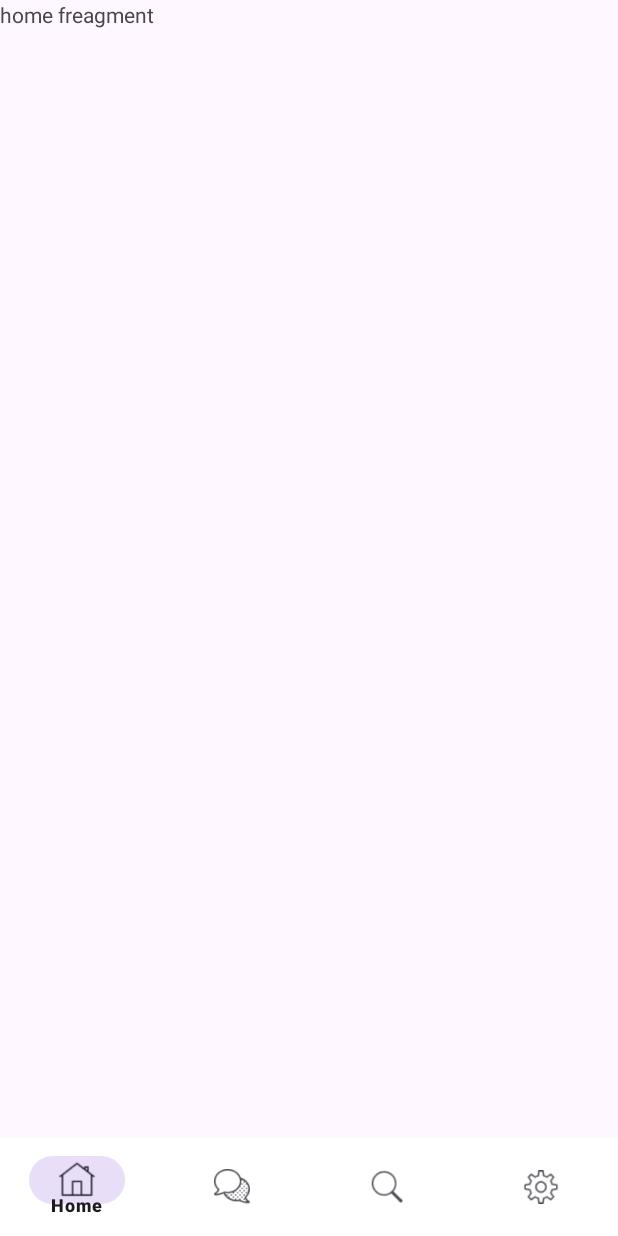
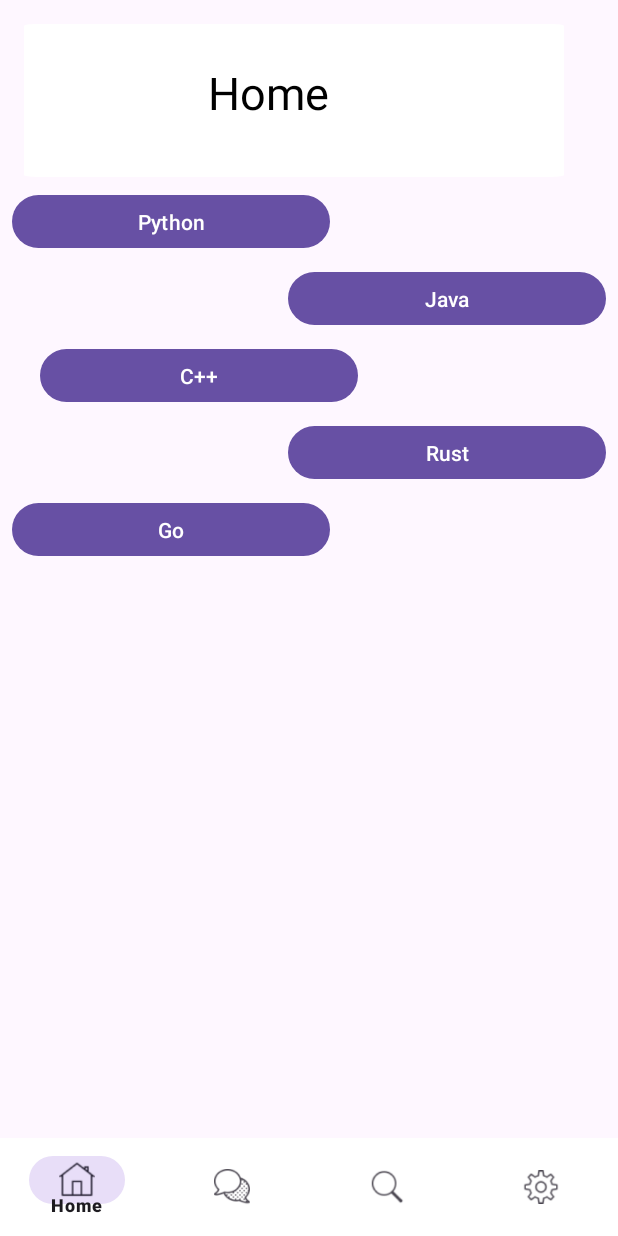
Before and after one commit to lukiod/pydroid, an Android app: the fragment home placed in its activity, on a phone screen of 412 x 824 dp. Run offline under Robolectric (Android 15) with nearby library versions, the phone set to English and light mode, and no system bars; our stand-ins replace Firebase (no records; nobody signed in at launch, a user with empty details on screens opened directly).

Commit message:
home basic done

```diff
--- a/app/src/main/res/layout/fragment_home.xml
+++ b/app/src/main/res/layout/fragment_home.xml
@@ -1,13 +1,91 @@
 <?xml version="1.0" encoding="utf-8"?>
-<FrameLayout xmlns:android="http://schemas.android.com/apk/res/android"
+<androidx.constraintlayout.widget.ConstraintLayout xmlns:android="http://schemas.android.com/apk/res/android"
+    xmlns:app="http://schemas.android.com/apk/res-auto"
     xmlns:tools="http://schemas.android.com/tools"
     android:layout_width="match_parent"
     android:layout_height="match_parent">
 
-    <!-- TODO: Update blank fragment layout -->
+    <View
+        android:id="@+id/rectangle_6"
+        android:layout_width="360dp"
+        android:layout_height="102dp"
+        android:layout_marginStart="16dp"
+        android:layout_marginTop="16dp"
+        android:background="@drawable/rectangle_6"
+        app:layout_constraintStart_toStartOf="parent"
+        app:layout_constraintTop_toTopOf="parent" />
+
     <TextView
-        android:layout_width="match_parent"
-        android:layout_height="match_parent"
-        android:text="home freagment" />
+        android:id="@+id/seting"
+        android:layout_width="115dp"
+        android:layout_height="51dp"
+        android:gravity="top"
+        android:text="Home"
+        android:textAppearance="@style/chat"
+        android:textSize="30dp"
+        app:layout_constraintBottom_toBottomOf="@+id/rectangle_6"
+        app:layout_constraintEnd_toEndOf="@+id/rectangle_6"
+        app:layout_constraintStart_toStartOf="@+id/rectangle_6"
+        app:layout_constraintTop_toTopOf="@+id/rectangle_6" />
 
-</FrameLayout>
+    <Button
+        android:id="@+id/python"
+        android:layout_width="212dp"
+        android:layout_height="43dp"
+        android:layout_margin="8dp"
+        android:layout_marginTop="4dp"
+        android:text="Python"
+        app:layout_constraintEnd_toEndOf="parent"
+        app:layout_constraintHorizontal_bias="0.0"
+        app:layout_constraintStart_toStartOf="parent"
+        app:layout_constraintTop_toBottomOf="@+id/rectangle_6" />
+
+    <Button
+        android:id="@+id/java"
+        android:layout_width="212dp"
+        android:layout_height="43dp"
+        android:layout_margin="8dp"
+        android:layout_marginTop="88dp"
+        android:text="Java"
+        app:layout_constraintEnd_toEndOf="parent"
+        app:layout_constraintHorizontal_bias="1.0"
+        app:layout_constraintStart_toStartOf="parent"
+        app:layout_constraintTop_toBottomOf="@+id/python" />
+
+    <Button
+        android:id="@+id/cq"
+        android:layout_width="212dp"
+        android:layout_height="43dp"
+        android:layout_margin="8dp"
+        android:layout_marginTop="4dp"
+        android:text="C++"
+        app:layout_constraintEnd_toEndOf="parent"
+        app:layout_constraintHorizontal_bias="0.102"
+        app:layout_constraintStart_toStartOf="parent"
+        app:layout_constraintTop_toBottomOf="@+id/java" />
+
+    <Button
+        android:id="@+id/rust"
+        android:layout_width="212dp"
+        android:layout_height="43dp"
+        android:layout_margin="8dp"
+        android:layout_marginTop="100dp"
+        android:text="Rust"
+        app:layout_constraintEnd_toEndOf="parent"
+        app:layout_constraintHorizontal_bias="1.0"
+        app:layout_constraintStart_toStartOf="parent"
+        app:layout_constraintTop_toBottomOf="@+id/cq" />
+
+    <Button
+        android:id="@+id/goo"
+        android:layout_width="212dp"
+        android:layout_height="43dp"
+        android:layout_margin="8dp"
+        android:layout_marginTop="284dp"
+        android:text="Go"
+        app:layout_constraintEnd_toEndOf="parent"
+        app:layout_constraintHorizontal_bias="0.0"
+        app:layout_constraintStart_toStartOf="parent"
+        app:layout_constraintTop_toBottomOf="@+id/rust" />
+
+</androidx.constraintlayout.widget.ConstraintLayout>
```
